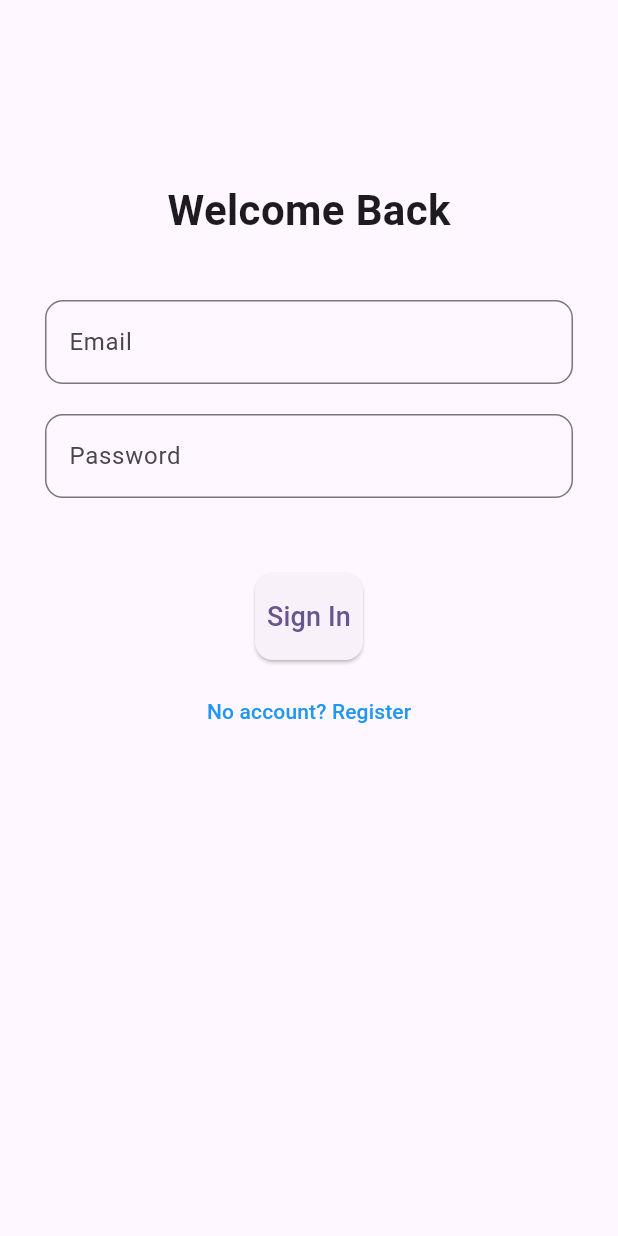
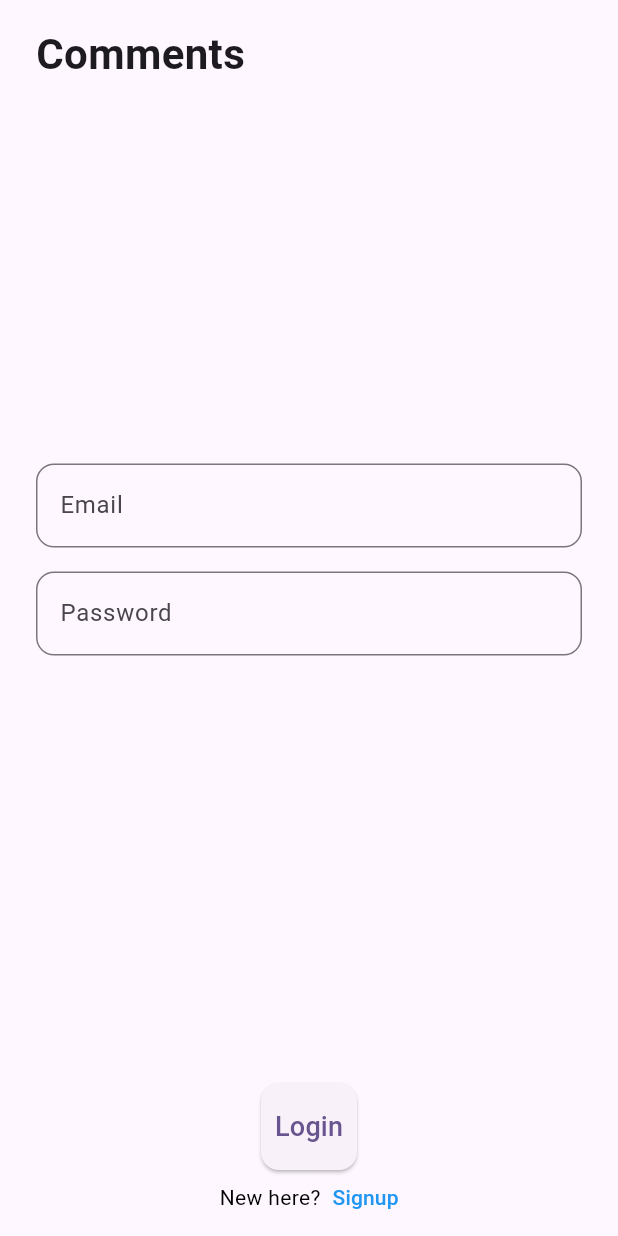
Before and after one commit to Abhisek-07/comments_app, a Flutter app: the screen it shows after launch, on a phone screen of 412 x 824 dp. Run offline on Flutter 3.47's test engine with Material 3 defaults, Android fonts, the phone set to English and light mode, and no system bars; drawn by our look-alikes of loader_overlay; our stand-ins replace cloud_firestore, firebase_auth, firebase_core, flutter_hooks, flutter_native_splash, flutter_riverpod and 3 more; accounts and stored records are empty; generated files the repository leaves out were written again.

```diff
--- a/lib/app.dart
+++ b/lib/app.dart
@@ -1,5 +1,6 @@
 import 'package:comments_app/ui/splash_screen.dart';
 import 'package:flutter/material.dart';
+import 'package:flutter/services.dart';
 import 'package:loader_overlay/loader_overlay.dart';
 
 final GlobalKey<NavigatorState> appNavigatorKey = GlobalKey<NavigatorState>();
@@ -11,6 +12,15 @@ class App extends StatelessWidget {
   // This widget is the root of your application.
   @override
   Widget build(BuildContext context) {
+    SystemChrome.setSystemUIOverlayStyle(
+      const SystemUiOverlayStyle(
+        statusBarColor: Colors.transparent, // Make the status bar transparent
+        statusBarIconBrightness:
+            Brightness.dark, // Use dark icons for light backgrounds
+        statusBarBrightness:
+            Brightness.light, // On iOS, set the brightness to light
+      ),
+    );
     return Listener(
       behavior: HitTestBehavior.opaque,
       onPointerUp: (_) {
@@ -39,6 +49,7 @@ class App extends StatelessWidget {
           //
           // This works for code too, not just values: Most code changes can be
           // tested with just a hot reload.
+          appBarTheme: const AppBarTheme(),
           colorScheme: ColorScheme.fromSeed(seedColor: Colors.deepPurple),
           useMaterial3: true,
         ),
--- a/lib/ui/auth_screen.dart
+++ b/lib/ui/auth_screen.dart
@@ -18,8 +18,7 @@ class _AuthScreenState extends ConsumerState<AuthScreen> {
   final _formKey = GlobalKey<FormState>();
   final TextEditingController _emailController = TextEditingController();
   final TextEditingController _passwordController = TextEditingController();
-  final TextEditingController _confirmPasswordController =
-      TextEditingController();
+  final TextEditingController _userNameController = TextEditingController();
 
   bool isSignUp = false;
 
@@ -46,12 +45,10 @@ class _AuthScreenState extends ConsumerState<AuthScreen> {
     return null;
   }
 
-  String? _validateConfirmPassword(String? value) {
+  String? _validateUserName(String? value) {
     if (isSignUp) {
-      if (value != _passwordController.text) {
-        return 'Passwords do not match';
-      } else if (value == null || value.isEmpty) {
-        return "Please confirm your password";
+      if (value == null || value.isEmpty) {
+        return "Please enter your user name";
       }
     }
     return null;
@@ -66,7 +63,10 @@ class _AuthScreenState extends ConsumerState<AuthScreen> {
         // Handle sign up logic
         // Use FirebaseAuthService for Sign Up
         User? user = await authProvider.signUpWithEmailPassword(
-            _emailController.text, _passwordController.text);
+          _emailController.text,
+          _passwordController.text,
+          _userNameController.text,
+        );
         context.loaderOverlay.hide();
         if (user != null) {
           log("User signed up successfully");
@@ -102,7 +102,7 @@ class _AuthScreenState extends ConsumerState<AuthScreen> {
       _formKey.currentState!.reset();
       _emailController.clear();
       _passwordController.clear();
-      _confirmPasswordController.clear();
+      _userNameController.clear();
     });
   }
 
@@ -110,41 +110,109 @@ class _AuthScreenState extends ConsumerState<AuthScreen> {
   void dispose() {
     _emailController.dispose();
     _passwordController.dispose();
-    _confirmPasswordController.dispose();
+    _userNameController.dispose();
     super.dispose();
   }
 
   @override
   Widget build(BuildContext context) {
     return Scaffold(
-      body: SingleChildScrollView(
+      extendBodyBehindAppBar: true,
+      bottomNavigationBar: SafeArea(
           child: Padding(
-          padding: const EdgeInsets.symmetric(horizontal: 30),
+        padding: MediaQuery.of(context).viewInsets +
+            const EdgeInsets.symmetric(vertical: 16, horizontal: 24),
+        child: Column(
+          mainAxisSize: MainAxisSize.min,
+          children: [
+            ElevatedButton(
+              onPressed: _submitForm,
+              style: ElevatedButton.styleFrom(
+                padding:
+                    const EdgeInsets.symmetric(vertical: 16, horizontal: 8),
+                shape: RoundedRectangleBorder(
+                  borderRadius: BorderRadius.circular(12),
+                ),
+              ),
+              child: Text(
+                isSignUp ? 'Signup' : 'Login',
+                style: const TextStyle(fontSize: 18),
+              ),
+            ),
+            const SizedBox(height: 8),
+            // Toggle between Sign In and Sign Up
+            Row(
+              mainAxisSize: MainAxisSize.min,
+              mainAxisAlignment: MainAxisAlignment.center,
+              children: [
+                Text(
+                  isSignUp ? "Already have an account?" : "New here?",
+                  style: const TextStyle(
+                    color: Colors.black,
+                  ),
+                ),
+                const SizedBox(
+                  width: 8,
+                ),
+                TextButton(
+                  onPressed: _toggleFormType,
+                  style: TextButton.styleFrom(
+                    minimumSize: Size.zero,
+                    padding: EdgeInsets.zero,
+                    tapTargetSize: MaterialTapTargetSize.shrinkWrap,
+                  ),
+                  child: Text(
+                    isSignUp ? "Login" : "Signup",
+                    style: const TextStyle(color: Colors.blue),
+                  ),
+                ),
+              ],
+            ),
+          ],
+        ),
+      )),
+      body: SafeArea(
+        child: Padding(
+          padding: const EdgeInsets.symmetric(
+            horizontal: 24,
+          ),
+          child: Column(
+            crossAxisAlignment: CrossAxisAlignment.start,
+            children: [
+              const SizedBox(
+                height: 16,
+              ),
+              Text(
+                'Comments',
+                style: const TextStyle(
+                  fontSize: 28,
+                  fontWeight: FontWeight.bold,
+                ),
+              ),
+              Expanded(
+                child: Center(
                   child: Form(
                     key: _formKey,
                     autovalidateMode: AutovalidateMode.disabled,
                     child: Column(
                       mainAxisAlignment: MainAxisAlignment.center,
                       children: [
-                const SizedBox(height: 100), // Space at the top
-                // Illustration image
-                // Padding(
-                //   padding: const EdgeInsets.all(16.0),
-                //   child: Image.asset(
-                //     'assets/illustrations/user_illustration.webp', // Replace with your own illustration
-                //     height: 150,
-                //   ),
-                // ),
-                const SizedBox(height: 20),
-                // Title for the app (replace with your app name)
-                Text(
-                  isSignUp ? 'Create Account' : 'Welcome Back',
-                  style: const TextStyle(
-                    fontSize: 28,
-                    fontWeight: FontWeight.bold,
+                        // user name field
+                        if (isSignUp) ...[
+                          TextFormField(
+                            controller: _userNameController,
+                            autovalidateMode:
+                                AutovalidateMode.onUserInteraction,
+                            validator: _validateUserName,
+                            decoration: InputDecoration(
+                              labelText: 'Name',
+                              border: OutlineInputBorder(
+                                borderRadius: BorderRadius.circular(12),
                               ),
                             ),
-                const SizedBox(height: 40),
+                          ),
+                          const SizedBox(height: 16),
+                        ],
                         // Email input
                         TextFormField(
                           autovalidateMode: AutovalidateMode.onUserInteraction,
@@ -157,7 +225,7 @@ class _AuthScreenState extends ConsumerState<AuthScreen> {
                             ),
                           ),
                         ),
-                const SizedBox(height: 20),
+                        const SizedBox(height: 16),
                         // Password input
                         TextFormField(
                           autovalidateMode: AutovalidateMode.onUserInteraction,
@@ -171,51 +239,14 @@ class _AuthScreenState extends ConsumerState<AuthScreen> {
                             ),
                           ),
                         ),
-                const SizedBox(height: 20),
-                // Confirm Password (only for Sign Up)
-                if (isSignUp)
-                  TextFormField(
-                    controller: _confirmPasswordController,
-                    autovalidateMode: AutovalidateMode.onUserInteraction,
-                    validator: _validateConfirmPassword,
-                    obscureText: true,
-                    decoration: InputDecoration(
-                      labelText: 'Confirm Password',
-                      border: OutlineInputBorder(
-                        borderRadius: BorderRadius.circular(12),
+                        const SizedBox(height: 16),
+                        // Sign In / Sign Up Button
+                      ],
                     ),
                   ),
                 ),
-                const SizedBox(height: 30),
-                // Sign In / Sign Up Button
-                ElevatedButton(
-                  onPressed: _submitForm,
-                  style: ElevatedButton.styleFrom(
-                    padding:
-                        const EdgeInsets.symmetric(vertical: 16, horizontal: 8),
-                    shape: RoundedRectangleBorder(
-                      borderRadius: BorderRadius.circular(12),
               ),
-                  ),
-                  child: Text(
-                    isSignUp ? 'Create Account' : 'Sign In',
-                    style: const TextStyle(fontSize: 18),
-                  ),
-                ),
-                const SizedBox(height: 10),
-                // Toggle between Sign In and Sign Up
-                TextButton(
-                  onPressed: _toggleFormType,
-                  child: Text(
-                    isSignUp
-                        ? "Already have an account? Sign In"
-                        : "No account? Register",
-                    style: const TextStyle(color: Colors.blue),
-                  ),
-                ),
-                const SizedBox(height: 20),
             ],
-            ),
           ),
         ),
       ),
--- a/lib/utils/app_helper.dart
+++ b/lib/utils/app_helper.dart
@@ -12,7 +12,7 @@ class AppHelper {
     return Fluttertoast.showToast(
       msg: message,
       toastLength: Toast.LENGTH_LONG,
-      gravity: ToastGravity.SNACKBAR,
+      gravity: ToastGravity.TOP,
       backgroundColor: alertType == AlertType.error ? Colors.red : Colors.green,
       textColor: Colors.white,
       fontSize: 14.0,
--- a/pubspec.yaml
+++ b/pubspec.yaml
@@ -44,6 +44,9 @@ dependencies:
   riverpod_annotation: ^2.3.5
   loader_overlay: ^4.0.2+1
   cloud_firestore: ^5.4.2
+  http: ^1.2.2
+  flutter_hooks: ^0.20.5
+  hooks_riverpod: ^2.5.2
 
 dev_dependencies:
   flutter_test:
```
Also changed, not shown: lib/models/comment.dart (added, +38 -0 lines), lib/models/current_user.dart (added, +9 -0 lines), lib/states/auth_state.dart (+7 -1 lines), lib/states/dashboard_state.dart (added, +86 -0 lines), lib/ui/dash_board_screen.dart (+92 -21 lines), lib/ui/widgets/dashboard_card.dart (added, +12 -0 lines), lib/states/auth_state.g.dart, lib/states/dashboard_state.g.dart (added), pubspec.lock. Lines whose indentation alone changed are shown as unchanged.
